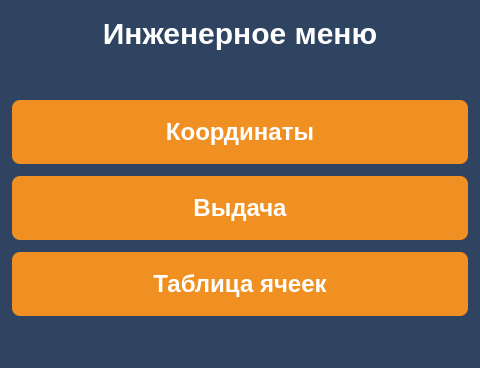
Before: the Qt Designer form client/GUI/ui/screen_37_engineer_hub.ui in komrade2801/AutoSklad, drawn with Qt 5; both pictures show x 0 to 480 and y 0 to 368 of the 480 by 800 pixel window.
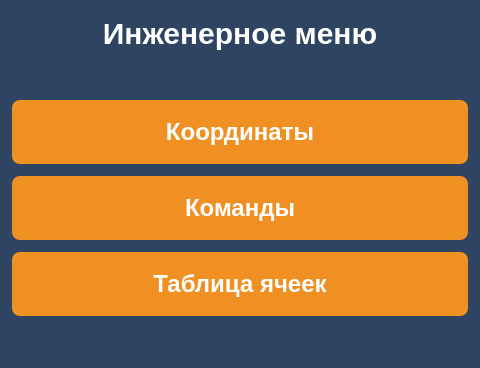
After: the same form once the commit is applied. Icons and pictures are not drawn.

Diff of the .ui file:
```diff
--- a/client/GUI/ui/screen_37_engineer_hub.ui
+++ b/client/GUI/ui/screen_37_engineer_hub.ui
@@ -45,7 +45,7 @@
     </widget>
    </item>   <item>
     <widget class="QPushButton" name="btn_hal_dispense">
-     <property name="text"><string>Выдача</string></property>
+     <property name="text"><string>Команды</string></property>
      <property name="styleSheet"><string notr="true">QPushButton { color: #FFFFFF; background-color: #f09022;border-radius: 8px; font-size: 24px; font-weight: 600; min-height: 64px; }</string></property>
     </widget>
    </item>   <item>
```
